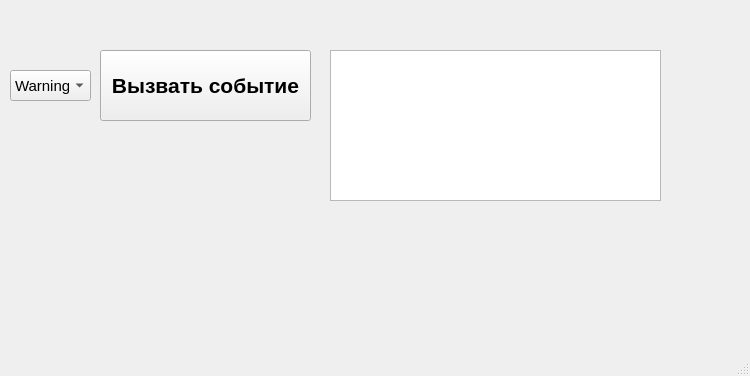
The window that mainwindow.ui (edfefegeger/Qt_win_status) describes before a commit, drawn with Qt 5.
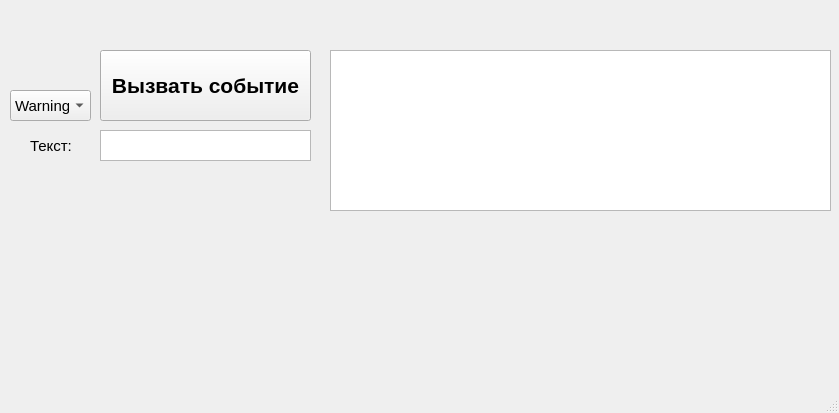
The same window after the commit.

Commit message: user text

```diff
--- a/mainwindow.ui
+++ b/mainwindow.ui
@@ -6,8 +6,8 @@
    <rect>
     <x>0</x>
     <y>0</y>
-    <width>750</width>
-    <height>376</height>
+    <width>839</width>
+    <height>413</height>
    </rect>
   </property>
   <property name="font">
@@ -42,7 +42,7 @@
     <property name="geometry">
      <rect>
       <x>10</x>
-      <y>70</y>
+      <y>90</y>
       <width>81</width>
       <height>31</height>
      </rect>
@@ -71,11 +71,47 @@
      <rect>
       <x>330</x>
       <y>50</y>
-      <width>331</width>
-      <height>151</height>
+      <width>501</width>
+      <height>161</height>
      </rect>
     </property>
    </widget>
+   <widget class="QLabel" name="label">
+    <property name="geometry">
+     <rect>
+      <x>30</x>
+      <y>130</y>
+      <width>41</width>
+      <height>31</height>
+     </rect>
+    </property>
+    <property name="text">
+     <string>Текст:</string>
+    </property>
+   </widget>
+   <widget class="QTextEdit" name="textEdit_2">
+    <property name="geometry">
+     <rect>
+      <x>100</x>
+      <y>130</y>
+      <width>211</width>
+      <height>31</height>
+     </rect>
+    </property>
+    <property name="markdown">
+     <string/>
+    </property>
+    <property name="html">
+     <string>&lt;!DOCTYPE HTML PUBLIC &quot;-//W3C//DTD HTML 4.0//EN&quot; &quot;http://www.w3.org/TR/REC-html40/strict.dtd&quot;&gt;
+&lt;html&gt;&lt;head&gt;&lt;meta name=&quot;qrichtext&quot; content=&quot;1&quot; /&gt;&lt;meta charset=&quot;utf-8&quot; /&gt;&lt;style type=&quot;text/css&quot;&gt;
+p, li { white-space: pre-wrap; }
+hr { height: 1px; border-width: 0; }
+li.unchecked::marker { content: &quot;\2610&quot;; }
+li.checked::marker { content: &quot;\2612&quot;; }
+&lt;/style&gt;&lt;/head&gt;&lt;body style=&quot; font-family:'Segoe UI'; font-size:11pt; font-weight:400; font-style:normal;&quot;&gt;
+&lt;p style=&quot;-qt-paragraph-type:empty; margin-top:0px; margin-bottom:0px; margin-left:0px; margin-right:0px; -qt-block-indent:0; text-indent:0px;&quot;&gt;&lt;br /&gt;&lt;/p&gt;&lt;/body&gt;&lt;/html&gt;</string>
+    </property>
+   </widget>
   </widget>
   <widget class="QMenuBar" name="menubar">
    <property name="geometry">
```
Left out of the diff: 2 changed lines with no effect on the pictures. The commit also changes 1 other file.
